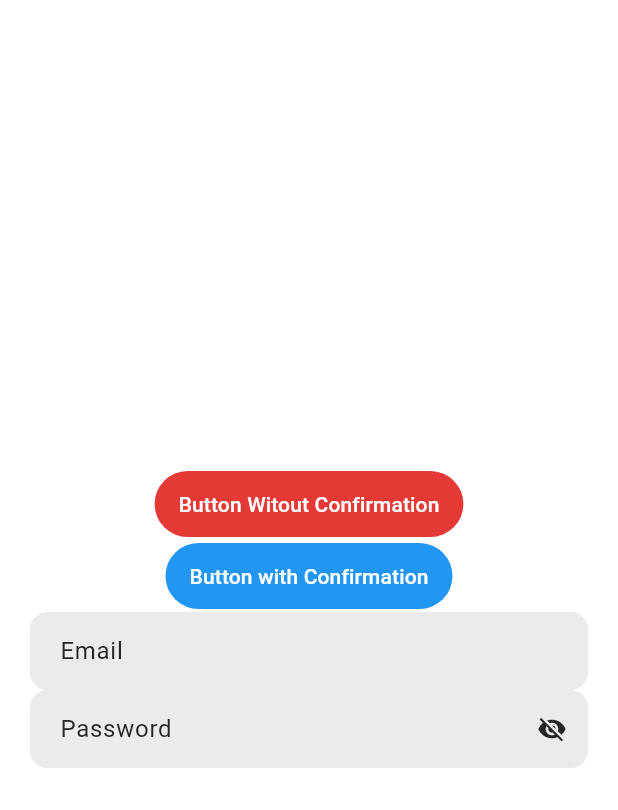
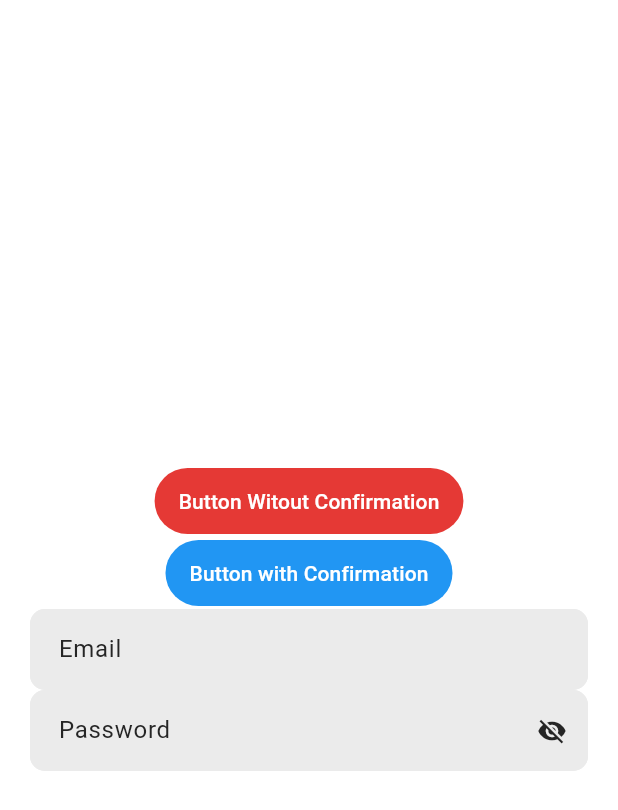
Before and after one commit to bboysidou/reusable_shit, a Flutter app: the screen it shows after launch, on a phone screen of 412 x 824 dp. Shown: the top 810 px of the screen. Run offline on Flutter 3.47's test engine with Material 3 defaults, Android fonts, the light colour scheme and no system bars.

Commit message:
feat: add custom theme with constants

```diff
--- a/flutter/app/lib/core/helpers/theme/Custom_colors.dart
+++ b/flutter/app/lib/core/helpers/theme/Custom_colors.dart
@@ -4,8 +4,8 @@ class ColorsManager {
   //INFO: Colors Light
   static const Color background = Color(0xFFFFFFFF);
   static const Color foreground = Color(0xFF252525);
-  static const Color primary = Color(0xFF353535);
-  static const Color primaryForeground = Color(0xFFFBFBFB);
+  static const Color primary = Color(0xFF0891B2);
+  static const Color primaryForeground = Color(0xFF67E8F9);
   static const Color secondary = Color(0xFFF8F8F8);
   static const Color border = Color(0xFFEBEBEB);
   static const Color input = border;
@@ -19,7 +19,7 @@ class ColorsManager {
   static const Color backgroundDark = foreground;
   static const Color foregroundDark = background;
   static const Color secondaryForeground = primary;
-  static const Color borderDark = Color(0xFF1A1A1A);
+  static const Color borderDark = muted;
   static const Color inputDark = Color(0xFF262626);
 }
 
--- a/flutter/app/lib/core/helpers/theme/global/theme.dart
+++ b/flutter/app/lib/core/helpers/theme/global/theme.dart
@@ -3,25 +3,11 @@ import 'package:flutter/material.dart';
 import '../../constants.dart';
 import '../Custom_colors.dart';
 import 'Input_border.dart';
+import 'themes/dark_theme_schema.dart';
+import 'themes/light_theme_schema.dart';
 
 class AppThemes {
   static ThemeData lightTheme() {
-    const lightColorScheme = ColorScheme(
-      brightness: Brightness.light,
-      primary: ColorsManager.primary,
-      onPrimary: ColorsManager.primaryForeground,
-      secondary: ColorsManager.secondary,
-      onSecondary: ColorsManager.foreground,
-      error: ColorsManager.destructive,
-      onError: ColorsManager.background,
-      surface: ColorsManager.background,
-      onSurface: ColorsManager.foreground,
-      outline: ColorsManager.border,
-      surfaceContainerHighest: ColorsManager.secondary,
-      inverseSurface: ColorsManager.foreground,
-      onInverseSurface: ColorsManager.background,
-    );
-
     return ThemeData(
       brightness: Brightness.light,
       colorScheme: lightColorScheme,
@@ -55,30 +41,20 @@ class AppThemes {
   }
 
   static ThemeData darkTheme() {
-    const darkColorScheme = ColorScheme(
-      brightness: Brightness.dark,
-      primary: ColorsManager.primary,
-      onPrimary: ColorsManager.primaryForeground,
-      secondary: ColorsManager.secondary,
-      onSecondary: ColorsManager.foregroundDark,
-      error: ColorsManager.destructive,
-      onError: ColorsManager.backgroundDark,
-      surface: ColorsManager.backgroundDark,
-      onSurface: ColorsManager.foregroundDark,
-      outline: ColorsManager.borderDark,
-      inverseSurface: ColorsManager.foregroundDark,
-      onInverseSurface: ColorsManager.backgroundDark,
-    );
-
     return ThemeData(
       brightness: Brightness.dark,
       colorScheme: darkColorScheme,
       scaffoldBackgroundColor: ColorsManager.backgroundDark,
       useMaterial3: true,
       inputDecorationTheme: InputDecorationTheme(
-        filled: true,
-        fillColor: ColorsManager.inputDark,
-        contentPadding: const EdgeInsets.all(Constants.paddingSM),
+        border: OutlineInputBorder(
+          borderRadius: BorderRadius.circular(Constants.radiusSM),
+          borderSide: BorderSide(color: ColorsManager.borderDark),
+        ),
+        contentPadding: const EdgeInsets.symmetric(
+          horizontal: Constants.paddingSM,
+          vertical: Constants.paddingMD,
+        ),
         enabledBorder: InputBorderConstant.borderTheme(
           color: ColorsManager.borderDark,
         ),
--- /dev/null
+++ b/flutter/app/lib/core/helpers/theme/global/themes/dark_theme_schema.dart
@@ -0,0 +1,18 @@
+import 'package:flutter/material.dart';
+
+import '../../Custom_colors.dart';
+
+const darkColorScheme = ColorScheme(
+  brightness: Brightness.dark,
+  primary: ColorsManager.primary,
+  onPrimary: ColorsManager.primaryForeground,
+  secondary: ColorsManager.secondary,
+  onSecondary: ColorsManager.foregroundDark,
+  error: ColorsManager.destructive,
+  onError: ColorsManager.backgroundDark,
+  surface: ColorsManager.backgroundDark,
+  onSurface: ColorsManager.foregroundDark,
+  outline: ColorsManager.foregroundDark,
+  inverseSurface: ColorsManager.foregroundDark,
+  onInverseSurface: ColorsManager.backgroundDark,
+);
--- /dev/null
+++ b/flutter/app/lib/core/helpers/theme/global/themes/light_theme_schema.dart
@@ -0,0 +1,19 @@
+import 'package:flutter/material.dart';
+
+import '../../Custom_colors.dart';
+
+const lightColorScheme = ColorScheme(
+  brightness: Brightness.light,
+  primary: ColorsManager.primary,
+  onPrimary: ColorsManager.primaryForeground,
+  secondary: ColorsManager.secondary,
+  onSecondary: ColorsManager.foreground,
+  error: ColorsManager.destructive,
+  onError: ColorsManager.background,
+  surface: ColorsManager.background,
+  onSurface: ColorsManager.foreground,
+  outline: ColorsManager.border,
+  surfaceContainerHighest: ColorsManager.secondary,
+  inverseSurface: ColorsManager.foreground,
+  onInverseSurface: ColorsManager.background,
+);
--- a/flutter/app/lib/main.dart
+++ b/flutter/app/lib/main.dart
@@ -54,8 +54,6 @@ class _MyHomePageState extends State<MyHomePage> {
                   isLoading = false;
                 });
               }
-
-              print("Button pressed");
             },
           ),
           ActionButtonLayout(
@@ -73,8 +71,6 @@ class _MyHomePageState extends State<MyHomePage> {
                   isLoading = false;
                 });
               }
-
-              print("Button pressed");
             },
           ),
           CustomFormFieldWidget(
--- a/flutter/app/lib/widgets/custom_input/Custom_input.widget.dart
+++ b/flutter/app/lib/widgets/custom_input/Custom_input.widget.dart
@@ -113,29 +113,6 @@ class _CustomFormFieldWidgetState extends State<CustomFormFieldWidget> {
                 onPressed: () => setState(() => _obscureText = !_obscureText),
               )
             : widget.suffixIcon,
-        filled: true,
-        fillColor:
-            Theme.of(context).inputDecorationTheme.fillColor ??
-            Theme.of(context).colorScheme.surfaceContainerHighest,
-        contentPadding: const EdgeInsets.symmetric(
-          horizontal: 16,
-          vertical: 14,
-        ),
-        border: OutlineInputBorder(
-          borderRadius: BorderRadius.circular(12),
-          borderSide: BorderSide(color: Theme.of(context).dividerColor),
-        ),
-        enabledBorder: OutlineInputBorder(
-          borderRadius: BorderRadius.circular(12),
-          borderSide: BorderSide(color: Theme.of(context).dividerColor),
-        ),
-        focusedBorder: OutlineInputBorder(
-          borderRadius: BorderRadius.circular(12),
-          borderSide: BorderSide(
-            color: Theme.of(context).colorScheme.primary,
-            width: 1.8,
-          ),
-        ),
       ),
     );
   }
```
